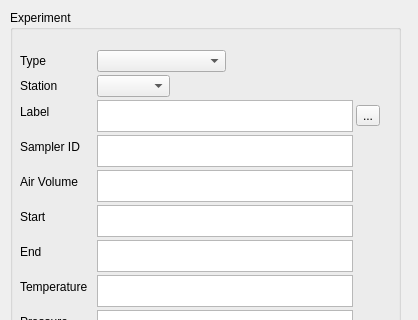
This is src/gui/experiment_metadata.ui in gfogwill/FrESH as Qt 5 draws it before an edit; both pictures show x 0 to 418 and y 0 to 320 of the 418 by 649 pixel window. The edited form follows.
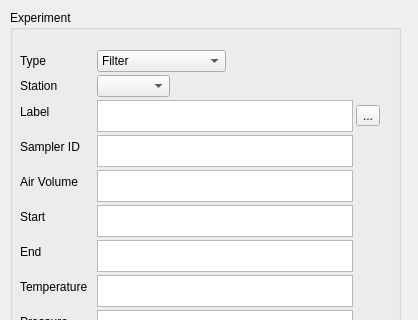
This is the edited form. Icons and pictures are not drawn.

What changed in the file:
```diff
--- a/src/gui/experiment_metadata.ui
+++ b/src/gui/experiment_metadata.ui
@@ -62,7 +62,7 @@
        <widget class="QComboBox" name="comboBoxSampleType">
         <item>
          <property name="text">
-          <string/>
+          <string>Filter</string>
          </property>
         </item>
         <item>
```
Left out of the diff: 4 changed lines with no effect on the pictures.
